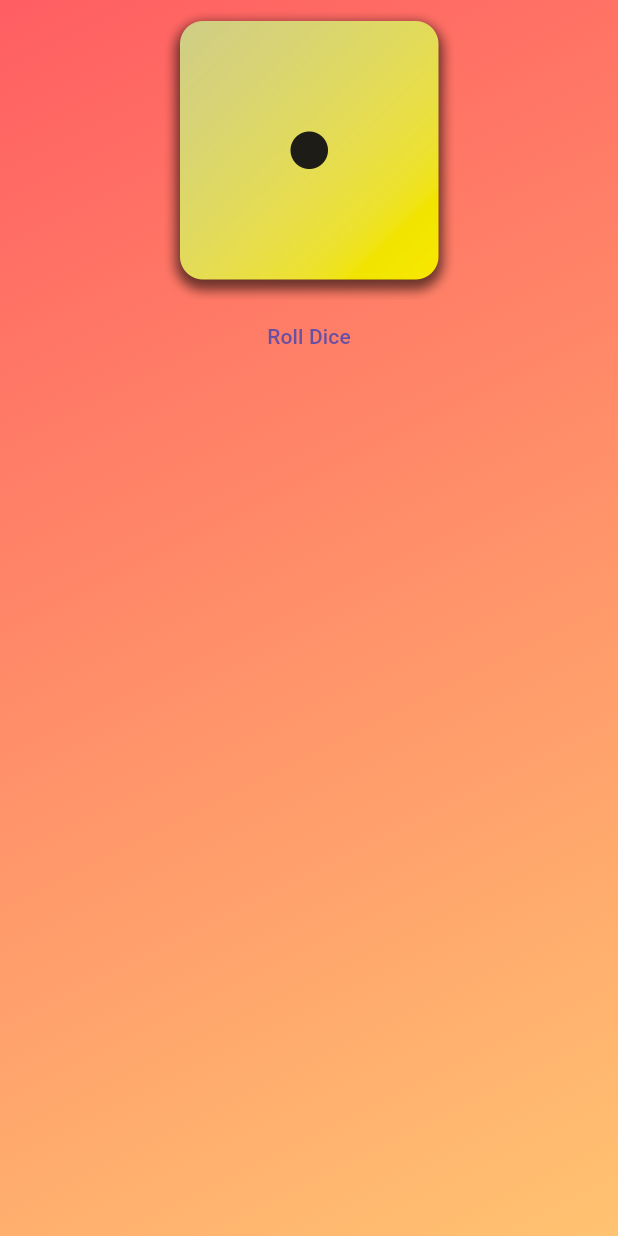
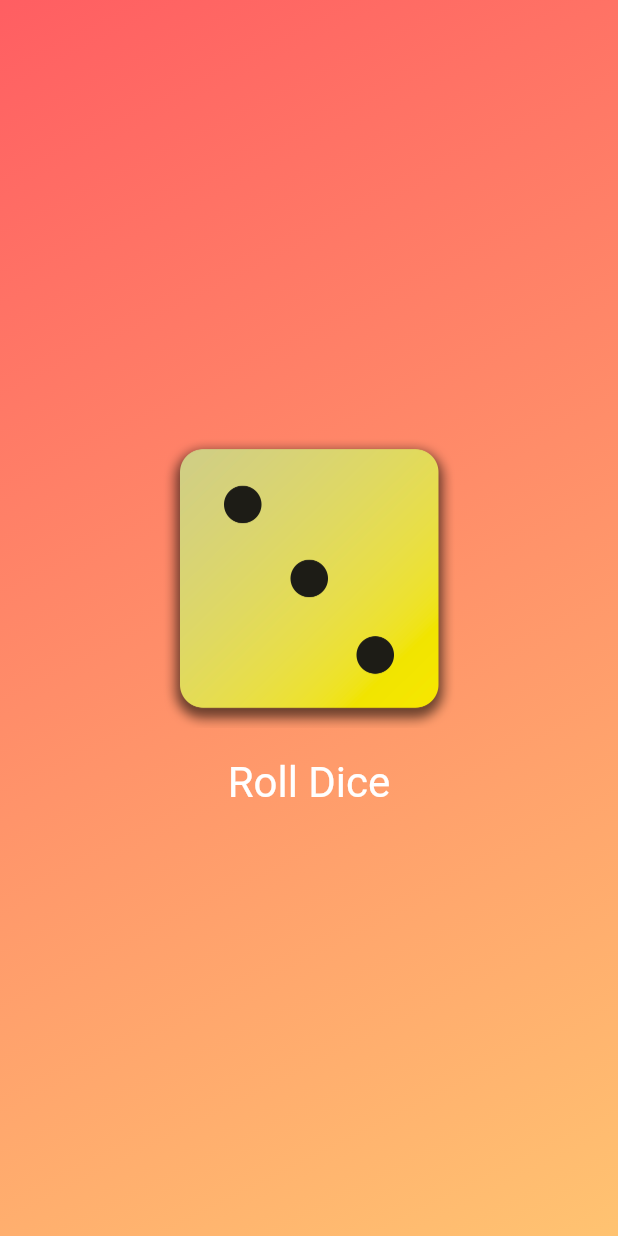
Before and after one commit to HitzCommitted/first_flutter_app, a Flutter app: the screen it shows after launch, after a tap on "Roll Dice", on a phone screen of 412 x 824 dp. Run offline on Flutter 3.47's test engine with Material 3 defaults, Android fonts, the phone set to English and light mode, and no system bars.

Commit message:
state change for dice rolling image

```diff
--- /dev/null
+++ b/lib/dice_roller.dart
@@ -0,0 +1,39 @@
+import 'package:flutter/material.dart';
+
+class DiceRoller extends StatefulWidget {
+  const DiceRoller({super.key});
+
+  @override
+  State<DiceRoller> createState() {
+    return _DiceRollerState();
+  }
+}
+
+class _DiceRollerState extends State<DiceRoller> {
+  var activeDiceImage = 'assets/images/dice-1.png';
+
+  void rollDice() {
+    setState(() {
+      activeDiceImage = 'assets/images/dice-3.png';
+    });
+  }
+
+  @override
+  Widget build(context) {
+    return Column(
+      mainAxisSize: MainAxisSize.min,
+      children: [
+        Image.asset(activeDiceImage, width: 200),
+        TextButton(
+          onPressed: rollDice,
+          style: TextButton.styleFrom(
+            padding: const EdgeInsets.only(top: 20),
+            foregroundColor: Colors.white,
+            textStyle: const TextStyle(fontSize: 28),
+          ),
+          child: const Text('Roll Dice'),
+        ),
+      ],
+    );
+  }
+}
--- a/lib/gradient_container.dart
+++ b/lib/gradient_container.dart
@@ -1,4 +1,5 @@
 import 'package:flutter/material.dart';
+import 'package:first_flutter_app/dice_roller.dart';
 
 const beginAlignment = Alignment.topLeft;
 const endAlignment = Alignment.bottomRight;
@@ -8,8 +9,6 @@ class GradientContainer extends StatelessWidget {
 
   final Color color1;
   final Color color2;
-
-  void rollDice() {}
 
   @override
   Widget build(context) {
@@ -21,14 +20,7 @@ class GradientContainer extends StatelessWidget {
           end: endAlignment,
         ),
       ),
-      child: Center(
-        child: Column(
-          children: [
-            Image.asset('assets/images/dice-1.png', width: 200),
-            TextButton(onPressed: rollDice, child: const Text('Roll Dice')),
-          ],
-        ),
-      ),
+      child: Center(child: DiceRoller()),
     );
   }
 }
```
